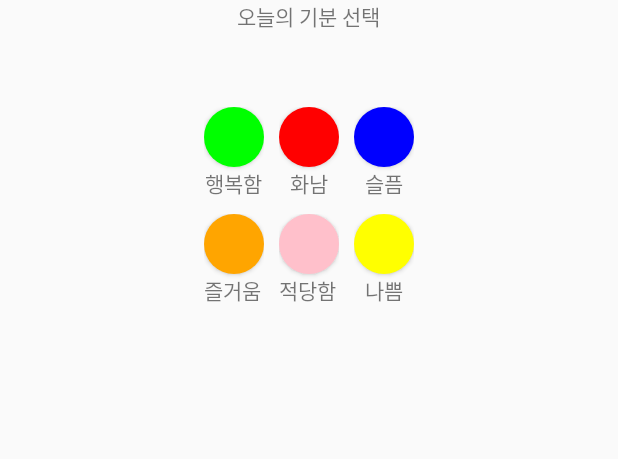
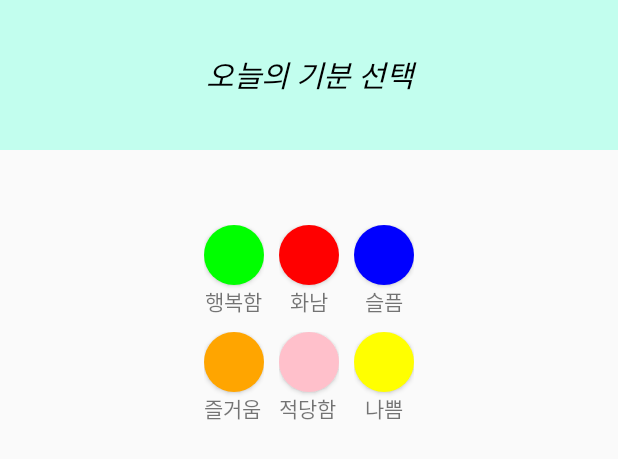
Before and after one commit to lmy6268/daylight, an Android app: the layout emolog.xml on its own in the app's theme, with its tools: preview values and no code run, on a phone screen of 412 x 824 dp. Shown: the top 459 px of the screen. Run offline under Robolectric (Android 15) with nearby library versions, the phone set to English and light mode, and no system bars; network calls fail.

Commit message:
쫌쫌,,

```diff
--- a/app/src/main/res/layout/emolog.xml
+++ b/app/src/main/res/layout/emolog.xml
@@ -3,13 +3,27 @@
     android:layout_width="match_parent"
     android:layout_height="match_parent"
     android:orientation="vertical">
-    <TextView
-        android:layout_width="wrap_content"
+
+    <LinearLayout
+        android:layout_width="match_parent"
         android:layout_height="wrap_content"
-        android:layout_gravity="center"
-        android:text="오늘의 기분 선택"
-        android:layout_marginBottom="50dp"
-        />
+        android:orientation="vertical">
+
+        <TextView
+            android:id="@+id/textView"
+            android:layout_width="match_parent"
+            android:layout_height="100dp"
+            android:gravity="center"
+            android:lineSpacingExtra="14sp"
+            android:background="@color/colorAccent1"
+            android:text="오늘의 기분 선택"
+            android:textColor="@color/black"
+            android:textSize="20sp"
+            android:layout_marginBottom="50dp"
+
+            android:textStyle="italic" />
+
+    </LinearLayout>
     <!--기분 선택-->
     <LinearLayout
         android:layout_gravity="center"
```
